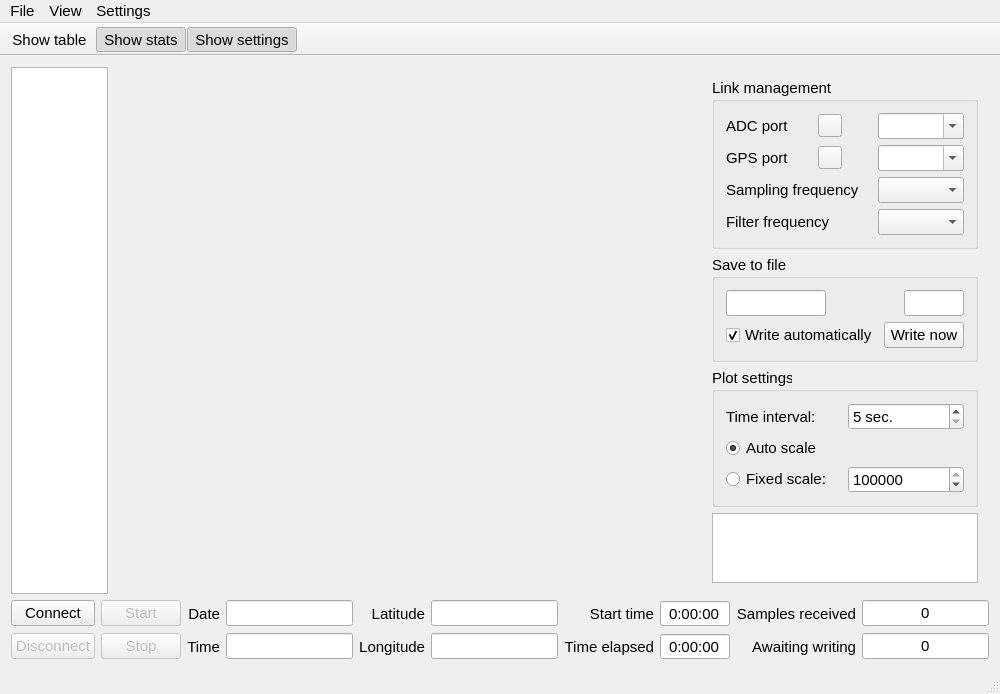
First picture: the form in mainwindow.ui, repository NIA/seismoreg, before the edit.
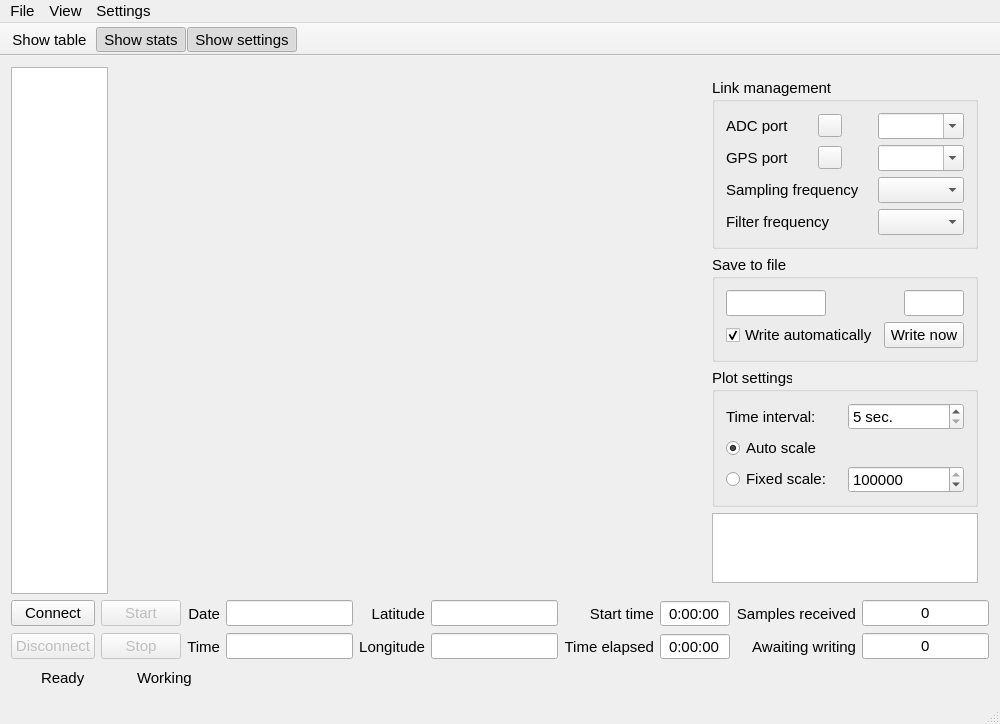
Second picture: the form after the edit. Icons and pictures are not drawn. Custom widgets are drawn as their Qt base class.

The edit to the form file:
```diff
--- a/mainwindow.ui
+++ b/mainwindow.ui
@@ -7,7 +7,7 @@
     <x>0</x>
     <y>0</y>
     <width>1000</width>
-    <height>643</height>
+    <height>680</height>
    </rect>
   </property>
   <property name="font">
@@ -704,6 +704,81 @@
       </item>
      </layout>
     </item>
+    <item>
+     <layout class="QHBoxLayout" name="horizontalLayout_4">
+      <item>
+       <widget class="QLed" name="ledReady" native="true">
+        <property name="minimumSize">
+         <size>
+          <width>24</width>
+          <height>24</height>
+         </size>
+        </property>
+        <property name="maximumSize">
+         <size>
+          <width>24</width>
+          <height>24</height>
+         </size>
+        </property>
+       </widget>
+      </item>
+      <item>
+       <widget class="QLabel" name="label_16">
+        <property name="minimumSize">
+         <size>
+          <width>60</width>
+          <height>0</height>
+         </size>
+        </property>
+        <property name="text">
+         <string>Ready</string>
+        </property>
+       </widget>
+      </item>
+      <item>
+       <widget class="QLed" name="ledWorking" native="true">
+        <property name="minimumSize">
+         <size>
+          <width>24</width>
+          <height>24</height>
+         </size>
+        </property>
+        <property name="maximumSize">
+         <size>
+          <width>24</width>
+          <height>24</height>
+         </size>
+        </property>
+       </widget>
+      </item>
+      <item>
+       <widget class="QLabel" name="label_15">
+        <property name="minimumSize">
+         <size>
+          <width>60</width>
+          <height>0</height>
+         </size>
+        </property>
+        <property name="text">
+         <string>Working</string>
+        </property>
+       </widget>
+      </item>
+      <item>
+       <spacer name="horizontalSpacer">
+        <property name="orientation">
+         <enum>Qt::Horizontal</enum>
+        </property>
+        <property name="sizeHint" stdset="0">
+         <size>
+          <width>40</width>
+          <height>20</height>
+         </size>
+        </property>
+       </spacer>
+      </item>
+     </layout>
+    </item>
    </layout>
   </widget>
   <widget class="QMenuBar" name="menuBar">
```
Left out of the diff: 2 changed lines with no effect on the pictures.
